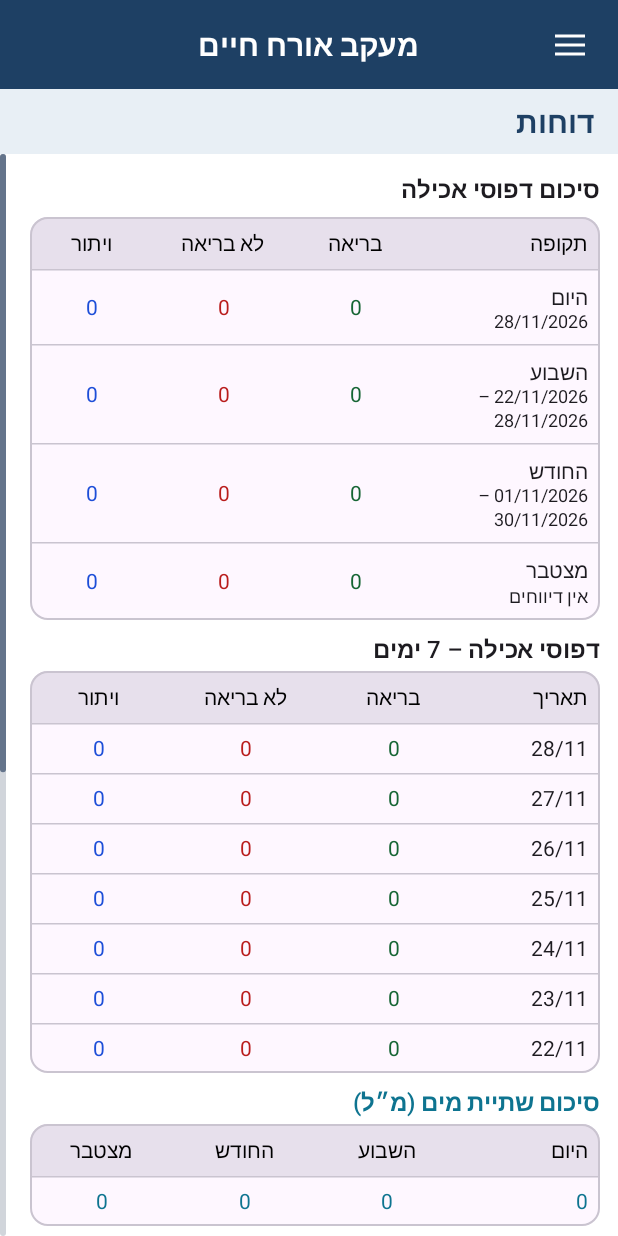
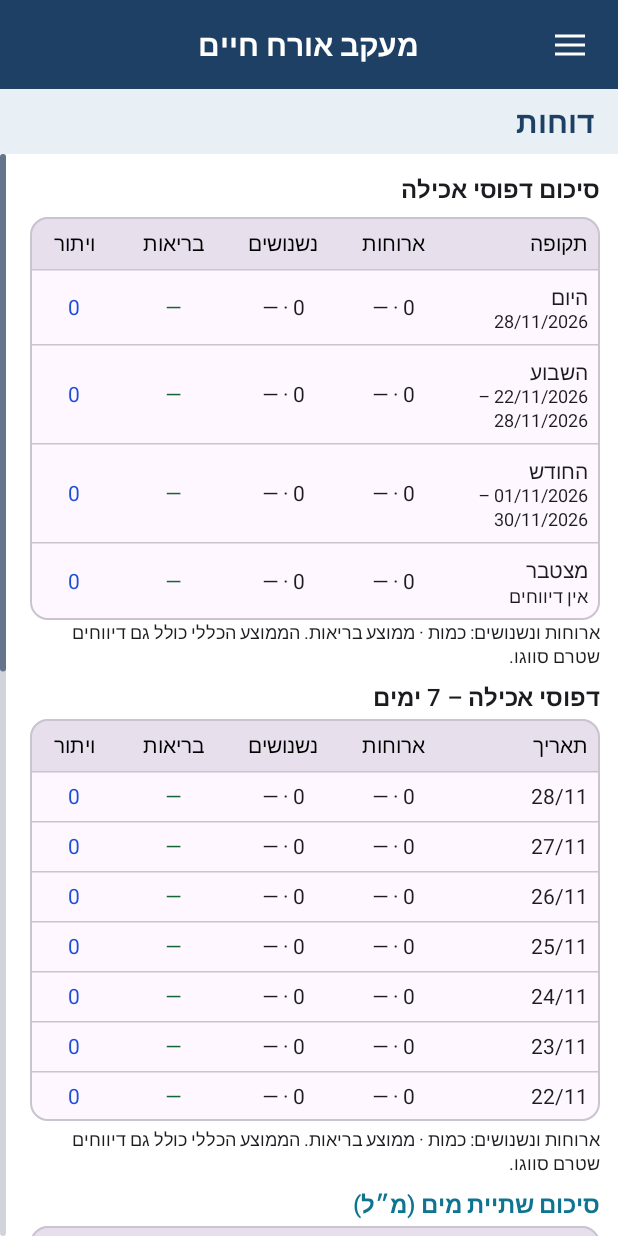
Before and after one commit to shabydevelop-code/LifeTrack, an Android app built with Jetpack Compose: the ReportsScreen screen opened through its navigation route, on a phone screen of 412 x 824 dp. Run offline under Robolectric (Android 15) with nearby library versions, the phone set to English and light mode, and no system bars.

Commit message:
Adapt eating reports to meal, snack and health percentages

```diff
--- a/app/src/main/java/com/shabydevelop/eattrack/EatingRepository.kt
+++ b/app/src/main/java/com/shabydevelop/eattrack/EatingRepository.kt
@@ -71,8 +71,16 @@ class EatingRepository(context: Context) : EatingDataSource {
         PlatformReportCalendar.snapshot(), countRange = ::countRange, count = ::count,
         first = db.readableDatabase.rawQuery("SELECT MIN(created_at) FROM unhealthy_eating_events WHERE event_type IN ('HEALTHY','UNHEALTHY','AVOIDED')", null).use {
             if (it.moveToFirst() && !it.isNull(0)) it.getLong(0) else null
-        }, formatDate = PlatformDateTime::date, activityStats = ::activityStats, waterStats = ::waterStats
+        }, formatDate = PlatformDateTime::date, activityStats = ::activityStats, waterStats = ::waterStats, foodStats = ::foodStats
     )
+
+    private fun foodStats(start: Long, end: Long): FoodStats {
+        val groups = mutableMapOf<String, FoodGroup>()
+        db.readableDatabase.rawQuery("SELECT food_kind, COUNT(*), SUM(COALESCE(healthy_percent, CASE event_type WHEN 'HEALTHY' THEN 100 ELSE 0 END)) FROM unhealthy_eating_events WHERE event_type IN ('HEALTHY','UNHEALTHY') AND created_at >= ? AND created_at < ? GROUP BY food_kind", arrayOf(start.toString(), end.toString())).use {
+            while (it.moveToNext()) groups[it.getString(0)] = FoodGroup(it.getLong(1), it.getLong(2))
+        }
+        return FoodStats(groups["MEAL"] ?: FoodGroup(), groups["SNACK"] ?: FoodGroup(), groups[""] ?: FoodGroup())
+    }
 
     private fun waterStats(start: Long, end: Long = PlatformClock.nowMillis() + 1): WaterStats =
         db.readableDatabase.rawQuery("SELECT COUNT(*), COALESCE(SUM(milliliters),0) FROM unhealthy_eating_events WHERE event_type = 'WATER' AND created_at >= ? AND created_at < ?", arrayOf(start.toString(), end.toString())).use { it.moveToFirst(); WaterStats(it.getLong(0), it.getLong(1)) }
--- a/shared/src/commonMain/kotlin/com/shabydevelop/eattrack/EatingReport.kt
+++ b/shared/src/commonMain/kotlin/com/shabydevelop/eattrack/EatingReport.kt
@@ -1,6 +1,13 @@
 package com.shabydevelop.eattrack
 
-data class DayCount(val label: String, val count: Long, val healthy: Long = 0, val avoided: Long = 0)
+data class DayCount(val label: String, val count: Long, val healthy: Long = 0, val avoided: Long = 0, val food: FoodStats = FoodStats())
 data class EatingReport(val today: Long = 0, val week: Long = 0, val month: Long = 0,
     val total: Long = 0, val days: List<DayCount> = emptyList(),
-    val todayLabel: String = "", val weekLabel: String = "", val monthLabel: String = "", val totalLabel: String = "", val healthyToday: Long = 0, val healthyWeek: Long = 0, val healthyMonth: Long = 0, val healthyTotal: Long = 0, val avoidedToday: Long = 0, val avoidedWeek: Long = 0, val avoidedMonth: Long = 0, val avoidedTotal: Long = 0, val activity: ActivityReport = ActivityReport(), val water: WaterReport = WaterReport())
+    val todayLabel: String = "", val weekLabel: String = "", val monthLabel: String = "", val totalLabel: String = "", val healthyToday: Long = 0, val healthyWeek: Long = 0, val healthyMonth: Long = 0, val healthyTotal: Long = 0, val avoidedToday: Long = 0, val avoidedWeek: Long = 0, val avoidedMonth: Long = 0, val avoidedTotal: Long = 0, val activity: ActivityReport = ActivityReport(), val water: WaterReport = WaterReport(), val foodToday: FoodStats = FoodStats(), val foodWeek: FoodStats = FoodStats(), val foodMonth: FoodStats = FoodStats(), val foodTotal: FoodStats = FoodStats())
+
+data class FoodGroup(val count: Long = 0, val percentSum: Long = 0) {
+    val average: Long? get() = if (count == 0L) null else (percentSum + count / 2) / count
+}
+data class FoodStats(val meals: FoodGroup = FoodGroup(), val snacks: FoodGroup = FoodGroup(), val unclassified: FoodGroup = FoodGroup()) {
+    val overall: FoodGroup get() = FoodGroup(meals.count + snacks.count + unclassified.count, meals.percentSum + snacks.percentSum + unclassified.percentSum)
+}
--- a/shared/src/commonMain/kotlin/com/shabydevelop/eattrack/PeriodRows.kt
+++ b/shared/src/commonMain/kotlin/com/shabydevelop/eattrack/PeriodRows.kt
@@ -1,10 +1,10 @@
 package com.shabydevelop.eattrack
 
-data class PeriodRow(val label: String, val range: String, val counts: List<Long>)
+data class PeriodRow(val label: String, val range: String, val counts: List<Long>, val food: FoodStats = FoodStats())
 
 fun EatingReport.periodRows(includeToday: Boolean): List<PeriodRow> = listOf(
-    PeriodRow("היום", todayLabel, listOf(healthyToday, today, avoidedToday)),
-    PeriodRow("השבוע", weekLabel, listOf(healthyWeek, week, avoidedWeek)),
-    PeriodRow("החודש", monthLabel, listOf(healthyMonth, month, avoidedMonth)),
-    PeriodRow("מצטבר", totalLabel, listOf(healthyTotal, total, avoidedTotal))
+    PeriodRow("היום", todayLabel, listOf(healthyToday, today, avoidedToday), foodToday),
+    PeriodRow("השבוע", weekLabel, listOf(healthyWeek, week, avoidedWeek), foodWeek),
+    PeriodRow("החודש", monthLabel, listOf(healthyMonth, month, avoidedMonth), foodMonth),
+    PeriodRow("מצטבר", totalLabel, listOf(healthyTotal, total, avoidedTotal), foodTotal)
 ).let { if (includeToday) it else it.drop(1) }
--- a/shared/src/commonMain/kotlin/com/shabydevelop/eattrack/ReportCalculation.kt
+++ b/shared/src/commonMain/kotlin/com/shabydevelop/eattrack/ReportCalculation.kt
@@ -11,13 +11,14 @@ fun buildEatingReport(
     first: Long?,
     formatDate: (Long) -> String,
     activityStats: (Long, Long) -> ActivityStats,
-    waterStats: (Long, Long) -> WaterStats
+    waterStats: (Long, Long) -> WaterStats,
+    foodStats: (Long, Long) -> FoodStats = { _, _ -> FoodStats() }
 ): EatingReport {
     val p = periods
     val end = p.now + 1
     fun since(start: Long, type: EventType = EventType.UNHEALTHY) = countRange(start, end, type)
     val days = p.days.map { d -> DayCount(d.label, countRange(d.start, d.end, EventType.UNHEALTHY),
-        countRange(d.start, d.end, EventType.HEALTHY), countRange(d.start, d.end, EventType.AVOIDED)) }
+        countRange(d.start, d.end, EventType.HEALTHY), countRange(d.start, d.end, EventType.AVOIDED), foodStats(d.start, d.end)) }
     return EatingReport(since(p.today), since(p.week), since(p.month), count(EventType.UNHEALTHY), days,
         p.todayLabel, p.weekLabel, p.monthLabel, first?.let { formatDate(it) + " – " + p.todayLabel } ?: "אין דיווחים",
         since(p.today, EventType.HEALTHY), since(p.week, EventType.HEALTHY), since(p.month, EventType.HEALTHY), count(EventType.HEALTHY),
@@ -25,5 +26,6 @@ fun buildEatingReport(
         activity = ActivityReport(activityStats(p.today,end), activityStats(p.week,end), activityStats(p.month,end), activityStats(0,end),
             p.days.map { ActivityDay(it.label, activityStats(it.start,it.end)) }),
         water = WaterReport(waterStats(p.today,end), waterStats(p.week,end), waterStats(p.month,end), waterStats(0,end),
-            p.days.map { WaterDay(it.label, waterStats(it.start,it.end)) }))
+            p.days.map { WaterDay(it.label, waterStats(it.start,it.end)) }),
+        foodToday = foodStats(p.today,end), foodWeek = foodStats(p.week,end), foodMonth = foodStats(p.month,end), foodTotal = foodStats(0,end))
 }
--- a/shared/src/commonMain/kotlin/com/shabydevelop/eattrack/ReportTable.kt
+++ b/shared/src/commonMain/kotlin/com/shabydevelop/eattrack/ReportTable.kt
@@ -80,23 +80,33 @@ fun MetricValue(value: String, color: Color, modifier: Modifier = Modifier) {
     Text(value, modifier = modifier, color = color, style = UiTypography.tableCell, textAlign = TextAlign.Center)
 }
 
+private fun FoodGroup.percentText(): String = average?.let { "$it%" } ?: "—"
+private fun FoodGroup.summaryText(): String = "$count · ${percentText()}"
+
 @Composable
-fun PeriodTable(rows: List<PeriodRow>, showRanges: Boolean) {
-    val weights = if (showRanges) listOf(1.5f, 1f, 1.15f, 1f) else listOf(1f, 1f, 1.15f, 1f)
+fun PeriodTable(rows: List<PeriodRow>, showRanges: Boolean, firstLabel: String = "תקופה") {
+    val weights = listOf(1.4f, 1f, 1f, 1f, 0.8f)
+    val labels = listOf(firstLabel, "ארוחות", "נשנושים", "בריאות", "ויתור")
+    val neutral = MaterialTheme.colorScheme.onSurface
     TableFrame {
-        TableHeading(listOf("תקופה") + reportLabels, weights)
+        TableHeading(labels, weights)
         rows.forEach { row ->
+            val food = row.food
+            val values = listOf(food.meals.summaryText(), food.snacks.summaryText(), food.overall.percentText(), row.counts[2].toString())
             HorizontalDivider()
             TableLine(weights, Modifier.padding(vertical = UiSpacing.normal).clearAndSetSemantics {
-                contentDescription = row.label + (if (showRanges) ", " + row.range else "") + ", " + reportLabels.zip(row.counts).joinToString(", ") { (label, count) -> "$label: $count" }
+                contentDescription = row.label + (if (showRanges) ", " + row.range else "") +
+                    ", ארוחות: ${food.meals.count}, בריאות ארוחות: ${food.meals.percentText()}, נשנושים: ${food.snacks.count}, בריאות נשנושים: ${food.snacks.percentText()}, בריאות כללית: ${food.overall.percentText()}, טרם סווגו: ${food.unclassified.count}, ויתורים: ${row.counts[2]}"
             }) { i ->
                 if (i == 0) Column {
                     Text(row.label, style = UiTypography.tableCell)
                     if (showRanges) Text(row.range, style = UiTypography.supporting)
-                } else MetricValue(row.counts[i-1].toString(), reportColors[i-1])
+                    if (food.unclassified.count > 0) Text("טרם סווגו: ${food.unclassified.count}", style = UiTypography.supporting)
+                } else MetricValue(values[i-1], when(i) { 3 -> UiColors.healthy; 4 -> UiColors.avoided; else -> neutral })
             }
         }
     }
+    Text("ארוחות ונשנושים: כמות · ממוצע בריאות. הממוצע הכללי כולל גם דיווחים שטרם סווגו.", style = UiTypography.supporting)
 }
 
 private data class DailySummaryRow(val label: String, val value: String, val color: Color)
@@ -104,8 +114,10 @@ private data class DailySummaryRow(val label: String, val value: String, val col
 @Composable
 fun DailySummary(report: EatingReport) {
     val rows = listOf(
-        DailySummaryRow("אכילה בריאה", report.healthyToday.toString(), UiColors.healthy),
-        DailySummaryRow("אכילה לא בריאה", report.today.toString(), UiColors.unhealthy),
+        DailySummaryRow("ארוחות", report.foodToday.meals.summaryText(), MaterialTheme.colorScheme.onSurface),
+        DailySummaryRow("נשנושים", report.foodToday.snacks.summaryText(), MaterialTheme.colorScheme.onSurface),
+        DailySummaryRow("בריאות ממוצעת", report.foodToday.overall.percentText(), UiColors.healthy),
+        DailySummaryRow("טרם סווגו", report.foodToday.unclassified.count.toString(), MaterialTheme.colorScheme.onSurface),
         DailySummaryRow("ויתור על פיתוי", report.avoidedToday.toString(), UiColors.avoided),
         DailySummaryRow("שתיית מים", "${report.water.today.milliliters} מ״ל", UiColors.water),
         DailySummaryRow("פעילות אירובית", "${report.activity.today.minutes} דק׳", UiColors.aerobic)
--- a/shared/src/commonMain/kotlin/com/shabydevelop/eattrack/ReportsScreen.kt
+++ b/shared/src/commonMain/kotlin/com/shabydevelop/eattrack/ReportsScreen.kt
@@ -27,25 +27,8 @@ fun ReportsScreen(report: EatingReport, error: Boolean) {
 
 @Composable
 private fun EatingChart(days: List<DayCount>) {
-    val weights = listOf(1f, 1f, 1.15f, 1f)
     Column(Modifier.fillMaxWidth(), verticalArrangement = Arrangement.spacedBy(UiSpacing.small)) {
         SectionHeader("דפוסי אכילה – 7 ימים")
-        OutlinedCard(Modifier.fillMaxWidth()) {
-            TableHeading(listOf("תאריך") + reportLabels, weights)
-            days.forEach { day ->
-                val counts = listOf(day.healthy, day.count, day.avoided)
-                HorizontalDivider()
-                TableLine(weights, Modifier.padding(vertical = UiSpacing.normal).clearAndSetSemantics {
-                    contentDescription = day.label + ", " + reportLabels.zip(counts).joinToString(", ") { (label, count) -> "$label: $count" }
-                }) { i ->
-                    if (i == 0) Text(day.label, style = UiTypography.tableCell)
-                    else {
-                        val count = counts[i - 1]
-                        val color = reportColors[i - 1]
-                        MetricValue(count.toString(), color)
-                    }
-                }
-            }
-        }
+        PeriodTable(days.map { PeriodRow(it.label, "", listOf(it.healthy, it.count, it.avoided), it.food) }, false, "תאריך")
     }
 }
```
